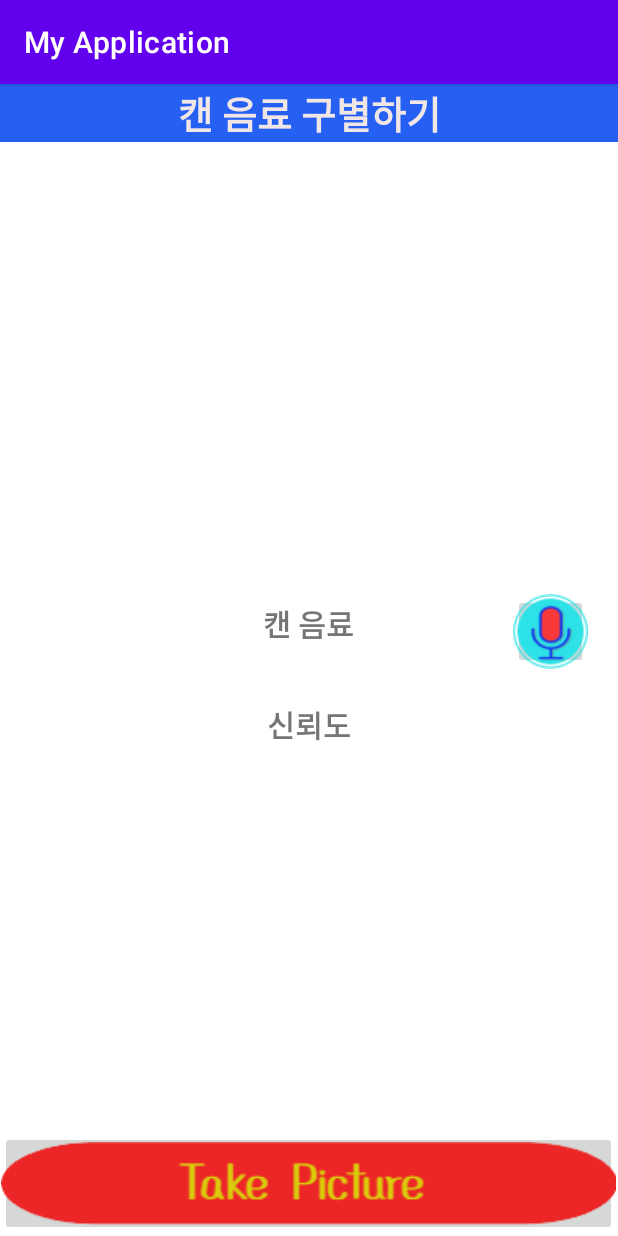
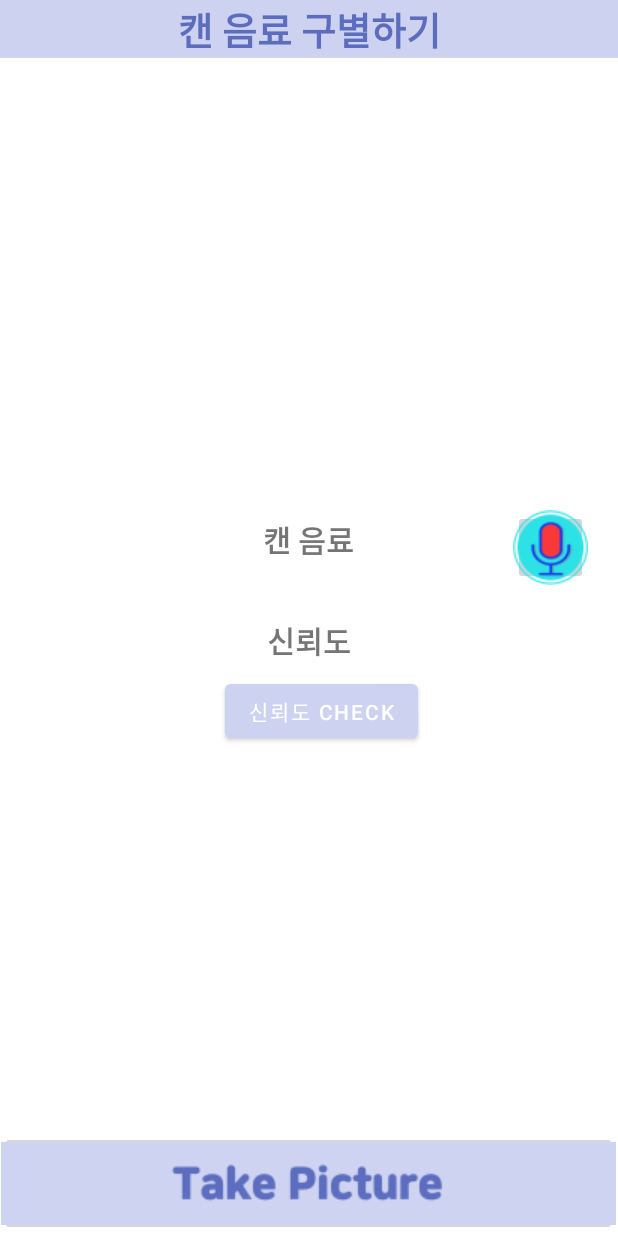
Before and after one commit to GeunYeong01/2022-AI.SW, an Android app: the screen it shows after launch (MainActivity), on a phone screen of 412 x 824 dp. Run offline under Robolectric (Android 15) with nearby library versions, the phone set to English and light mode, and no system bars; libraries missing offline, so code that uses them is left out: org.tensorflow.lite.

Commit message:
chore:화면전환버튼 만들기

```diff
--- a/MyApplication/app/src/main/java/com/example/myapplication/MainActivity.java
+++ b/MyApplication/app/src/main/java/com/example/myapplication/MainActivity.java
@@ -1,24 +1,21 @@
 package com.example.myapplication;
 
 import android.Manifest;
-import android.annotation.SuppressLint;
+import android.annotation.TargetApi;
 import android.content.Intent;
-import android.content.pm.ActivityInfo;
 import android.content.pm.PackageManager;
 import android.graphics.Bitmap;
 import android.graphics.Matrix;
 import android.media.AudioManager;
-import android.media.ExifInterface;
 import android.media.SoundPool;
 import android.media.ThumbnailUtils;
 import android.os.Build;
 import android.os.Bundle;
+import android.os.Parcelable;
 import android.provider.MediaStore;
 import android.speech.tts.TextToSpeech;
-import android.speech.tts.TextToSpeechService;
 import android.view.View;
 import android.widget.Button;
-import android.widget.EditText;
 import android.widget.ImageButton;
 import android.widget.ImageView;
 import android.widget.TextView;
@@ -28,13 +25,10 @@ import androidx.annotation.RequiresApi;
 import androidx.appcompat.app.AppCompatActivity;
 
 import com.example.myapplication.ml.ModelUnquant;
-import com.example.myapplication.ml.ModelUnquant;
 
 import org.tensorflow.lite.DataType;
-import org.tensorflow.lite.schema.MaximumMinimumOptions;
 import org.tensorflow.lite.support.tensorbuffer.TensorBuffer;
 
-import java.io.File;
 import java.io.IOException;
 import java.nio.ByteBuffer;
 import java.nio.ByteOrder;
@@ -53,6 +47,7 @@ public class MainActivity extends AppCompatActivity {
 
     TextToSpeech tts;
     ImageButton text;
+    Button btn1;
 
     @Override
     protected void onCreate(Bundle savedInstanceState) {
@@ -64,6 +59,17 @@ public class MainActivity extends AppCompatActivity {
         imageView=findViewById(R.id.imageView);
 
         picture= findViewById(R.id.button);
+
+        btn1=findViewById(R.id.btn1);
+        btn1.setOnClickListener(new View.OnClickListener() {
+            @RequiresApi(api = Build.VERSION_CODES.M)
+            @Override
+            public void onClick(View view) {
+                Intent intent = new Intent(getApplicationContext(), SubActivity.class);
+                intent.putExtra("신뢰도", (Parcelable) confidence);
+                startActivity(intent);
+            }
+        });
 
         soundPool = new SoundPool(5, AudioManager.STREAM_MUSIC, 0);    //작성
         soundID = soundPool.load(this, R.raw.soundbt, 1);
@@ -85,7 +91,7 @@ public class MainActivity extends AppCompatActivity {
             }
         });
 
-        text = (ImageButton) findViewById(R.id.text);
+        text =findViewById(R.id.text);
 
         tts = new TextToSpeech(this, new TextToSpeech.OnInitListener() {
             @Override
@@ -132,7 +138,6 @@ public class MainActivity extends AppCompatActivity {
             // Runs model inference and gets result.
             ModelUnquant.Outputs outputs = model.process(inputFeature0);
             TensorBuffer outputFeature0 = outputs.getOutputFeature0AsTensorBuffer();
-
             float[] confidences = outputFeature0.getFloatArray();
             int maxPos = 0;
             float maxConfidence = 0;
@@ -147,13 +152,12 @@ public class MainActivity extends AppCompatActivity {
 
             result.setText(classes[maxPos]);
 
-            String s = "";
+            /*String s = "";
             for(int i=0;i<classes.length;i++){
                 s = s + String.format("%s: %.1f%%\n", classes[i], confidences[i] * 100);
 
             }
-            confidence.setText(s);
-
+            confidence.setText(s);*/
             // Releases model resources if no longer used.
             model.close();
         } catch (IOException e) {
--- a/MyApplication/app/src/main/java/com/example/myapplication/SplashActivity.java
+++ b/MyApplication/app/src/main/java/com/example/myapplication/SplashActivity.java
@@ -3,6 +3,7 @@ package com.example.myapplication;
 import android.app.Activity;
 import android.content.Intent;
 import android.os.Bundle;
+import android.widget.Button;
 
 public class SplashActivity extends Activity {
     @Override
--- a/MyApplication/app/src/main/res/layout/activity_main.xml
+++ b/MyApplication/app/src/main/res/layout/activity_main.xml
@@ -11,10 +11,10 @@
         android:layout_width="match_parent"
         android:layout_height="wrap_content"
         android:layout_centerHorizontal="true"
-        android:background="#2660F3"
+        android:background="#CCD2F0"
         android:gravity="center"
         android:text="캔 음료 구별하기"
-        android:textColor="#F1E6E6"
+        android:textColor="#5D6DBE"
         android:textSize="25sp"
         android:textStyle="bold"
         tools:visibility="visible" />
@@ -80,15 +80,13 @@
         android:textSize="20sp"
         android:textStyle="bold" />
 
-    <TextView
-        android:id="@+id/confidence"
+
+    <Button
+        android:id="@+id/btn1"
         android:layout_width="wrap_content"
         android:layout_height="wrap_content"
-        android:layout_below="@+id/ConfidencesText"
-        android:layout_centerHorizontal="true"
-        android:text=""
-        android:textColor="#000"
-        android:textSize="10sp"
-        android:textStyle="bold" />
+        android:layout_marginLeft="150dp"
+        android:layout_marginTop="450dp"
+        android:text="신뢰도 CHECK" />
 
 </RelativeLayout>
--- a/MyApplication/app/src/main/res/values/themes.xml
+++ b/MyApplication/app/src/main/res/values/themes.xml
@@ -1,9 +1,10 @@
 <resources xmlns:tools="http://schemas.android.com/tools">
     <!-- Base application theme. -->
     <style name="Theme.MyApplication" parent="Theme.MaterialComponents.DayNight.DarkActionBar">
+        <item name="windowNoTitle">true</item>
         <!-- Primary brand color. -->
-        <item name="colorPrimary">@color/purple_500</item>
-        <item name="colorPrimaryVariant">@color/purple_700</item>
+        <item name="colorPrimary">#CCD2F0</item>
+        <item name="colorPrimaryVariant">#CCD2F0</item>
         <item name="colorOnPrimary">@color/white</item>
         <!-- Secondary brand color. -->
         <item name="colorSecondary">@color/teal_200</item>
```
Also changed, not shown: MyApplication/app/src/main/AndroidManifest.xml (+4 -3 lines), MyApplication/app/src/main/java/com/example/myapplication/SubActivity.java (added, +42 -0 lines), MyApplication/app/src/main/res/layout/subactivity_main.xml (added, +34 -0 lines), MyApplication/app/src/main/res/drawable/take_picture.png, 1 other file.
